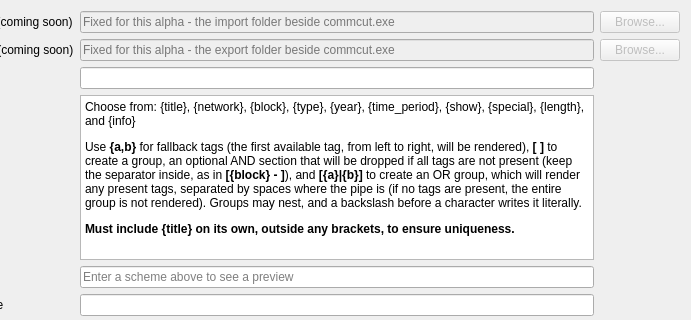
The window that settings/settingswindow.ui (trafficman/commcut) describes before a commit, drawn with Qt 5; both pictures show x 89 to 780 and y 0 to 320 of the 780 by 515 pixel window.
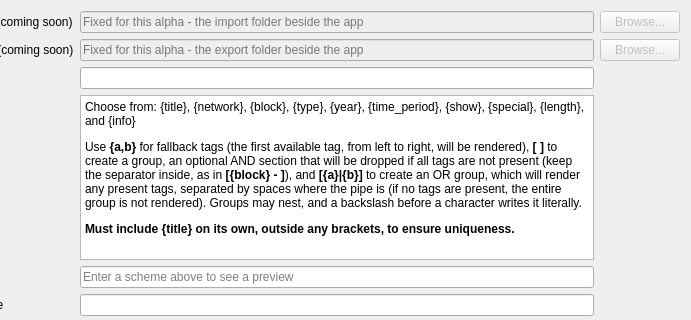
The same window after the commit.

Diff of the .ui file:
```diff
--- a/settings/settingswindow.ui
+++ b/settings/settingswindow.ui
@@ -58,7 +58,7 @@
         <string>Coming soon: for this alpha the import folder is fixed next to commcut.exe</string>
        </property>
        <property name="placeholderText">
-        <string>Fixed for this alpha - the import folder beside commcut.exe</string>
+        <string>Fixed for this alpha - the import folder beside the app</string>
        </property>
        <property name="readOnly">
         <bool>true</bool>
@@ -146,7 +146,7 @@
         <string>Coming soon: for this alpha the export folder is fixed next to commcut.exe</string>
        </property>
        <property name="placeholderText">
-        <string>Fixed for this alpha - the export folder beside commcut.exe</string>
+        <string>Fixed for this alpha - the export folder beside the app</string>
        </property>
        <property name="readOnly">
         <bool>true</bool>
```
Left out of the diff: 8 changed lines with no effect on the pictures.
